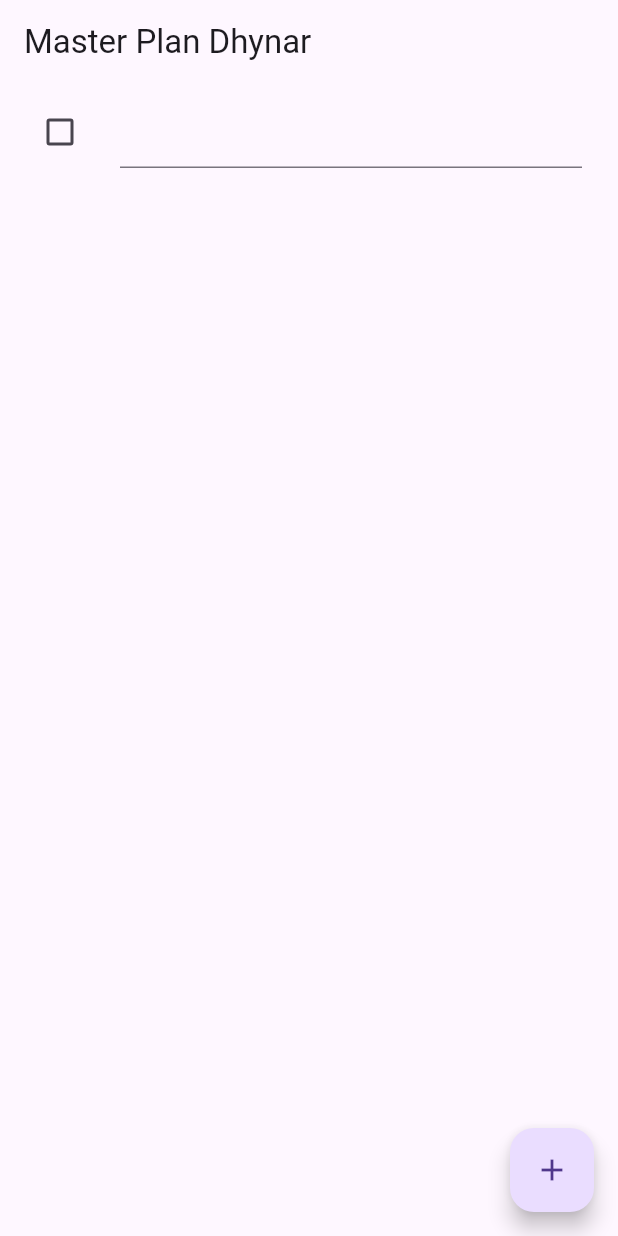
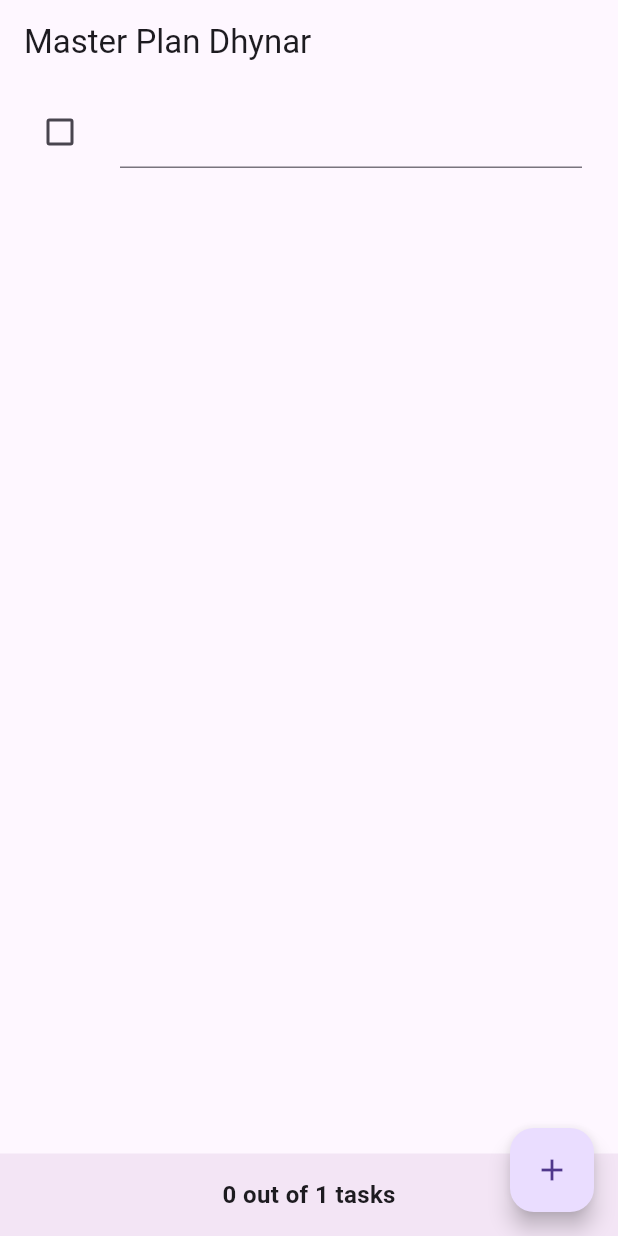
Before and after one commit to dhynarazarine/master_plan, a Flutter app: the screen it shows after launch, after a tap on the "add" icon, on a phone screen of 412 x 824 dp. Run offline on Flutter 3.47's test engine with Material 3 defaults, Android fonts, the phone set to English and light mode, and no system bars.

Commit message:
Praktikum 2 : Mengelola Data Layer dengan Inherited Widget dan Inherited Notifier

```diff
--- a/lib/main.dart
+++ b/lib/main.dart
@@ -1,7 +1,9 @@
 import 'package:flutter/material.dart';
 import './views/plan_screen.dart';
+import './models/plan.dart';
+import './provider/plan_provider.dart';
 
-void main() => runApp(MasterPlanApp());
+void main() => runApp(const MasterPlanApp());
 
 class MasterPlanApp extends StatelessWidget {
   const MasterPlanApp({super.key});
@@ -9,8 +11,12 @@ class MasterPlanApp extends StatelessWidget {
   @override
   Widget build(BuildContext context) {
     return MaterialApp(
-     theme: ThemeData(primarySwatch: Colors.purple),
-     home: PlanScreen(),
+      debugShowCheckedModeBanner: false,
+      theme: ThemeData(primarySwatch: Colors.purple),
+      home: PlanProvider(
+        notifier: ValueNotifier<Plan>(const Plan()),
+        child: const PlanScreen(),
+      ),
     );
   }
 }
--- a/lib/models/plan.dart
+++ b/lib/models/plan.dart
@@ -4,5 +4,10 @@ class Plan {
   final String name;
   final List<Task> tasks;
 
+  int get completedCount => tasks.where((task) => task.complete).length;
+
+  String get completenessMessage =>
+      '$completedCount out of ${tasks.length} tasks';
+
   const Plan({this.name = '', this.tasks = const []});
 }
--- /dev/null
+++ b/lib/provider/plan_provider.dart
@@ -0,0 +1,13 @@
+import 'package:flutter/material.dart';
+import '../models/data_layer.dart';
+
+class PlanProvider extends InheritedNotifier<ValueNotifier<Plan>> {
+  const PlanProvider({super.key, required Widget child, required
+   ValueNotifier<Plan> notifier})
+  : super(child: child, notifier: notifier);
+
+  static ValueNotifier<Plan> of(BuildContext context) {
+   return context.
+    dependOnInheritedWidgetOfExactType<PlanProvider>()!.notifier!;
+  }
+}
--- a/lib/views/plan_screen.dart
+++ b/lib/views/plan_screen.dart
@@ -1,5 +1,6 @@
+import 'package:flutter/material.dart';
 import '../models/data_layer.dart';
-import 'package:flutter/material.dart';
+import '../provider/plan_provider.dart';
 
 class PlanScreen extends StatefulWidget {
   const PlanScreen({super.key});
@@ -9,7 +10,6 @@ class PlanScreen extends StatefulWidget {
 }
 
 class _PlanScreenState extends State<PlanScreen> {
-  Plan plan = const Plan();
   late ScrollController scrollController;
 
   @override
@@ -29,66 +29,85 @@ class _PlanScreenState extends State<PlanScreen> {
 
   @override
   Widget build(BuildContext context) {
+    // Ambil data dari PlanProvider
+    ValueNotifier<Plan> planNotifier = PlanProvider.of(context);
+    Plan plan = planNotifier.value;
+
     return Scaffold(
-      // ganti ‘Namaku' dengan Nama panggilan Anda
       appBar: AppBar(title: const Text('Master Plan Dhynar')),
-      body: _buildList(),
-      floatingActionButton: _buildAddTaskButton(),
+      body: Column(
+        children: [
+          Expanded(child: _buildList(plan)),
+          Container(
+            padding: const EdgeInsets.all(16),
+            alignment: Alignment.center,
+            color: Colors.purple.shade50,
+            child: Text(
+              plan.completenessMessage,
+              style: const TextStyle(
+                fontSize: 16,
+                fontWeight: FontWeight.bold,
+              ),
+            ),
+          ),
+        ],
+      ),
+      floatingActionButton: _buildAddTaskButton(context),
     );
   }
 
-  Widget _buildAddTaskButton() {
+  Widget _buildAddTaskButton(BuildContext context) {
+    ValueNotifier<Plan> planNotifier = PlanProvider.of(context);
     return FloatingActionButton(
       child: const Icon(Icons.add),
       onPressed: () {
-        setState(() {
-          plan = Plan(
-            name: plan.name,
-            tasks: List<Task>.from(plan.tasks)..add(const Task()),
+        Plan currentPlan = planNotifier.value;
+        planNotifier.value = Plan(
+          name: currentPlan.name,
+          tasks: List<Task>.from(currentPlan.tasks)..add(const Task()),
         );
-        });
       },
     );
   }
 
-  Widget _buildList() {
+  Widget _buildList(Plan plan) {
     return ListView.builder(
+      controller: scrollController,
       itemCount: plan.tasks.length,
-      itemBuilder: (context, index) => _buildTaskTile(plan.tasks[index], index),
-      controller: scrollController,
-      keyboardDismissBehavior: Theme.of(context).platform == TargetPlatform.iOS
-          ? ScrollViewKeyboardDismissBehavior.onDrag
-          : ScrollViewKeyboardDismissBehavior.manual,
+      itemBuilder: (context, index) =>
+          _buildTaskTile(plan.tasks[index], index, context),
     );
   }
 
-  Widget _buildTaskTile(Task task, int index) {
+  Widget _buildTaskTile(Task task, int index, BuildContext context) {
+    ValueNotifier<Plan> planNotifier = PlanProvider.of(context);
     return ListTile(
       leading: Checkbox(
         value: task.complete,
         onChanged: (selected) {
-          setState(() {
-            plan = Plan(
-              name: plan.name,
-              tasks: List<Task>.from(plan.tasks)
+          Plan currentPlan = planNotifier.value;
+          planNotifier.value = Plan(
+            name: currentPlan.name,
+            tasks: List<Task>.from(currentPlan.tasks)
               ..[index] = Task(
                 description: task.description,
                 complete: selected ?? false,
               ),
           );
-          });
         },
       ),
       title: TextFormField(
         initialValue: task.description,
         onChanged: (text) {
-          setState(() {
-            plan = Plan(
-              name: plan.name,
-              tasks: List<Task>.from(plan.tasks)
-                ..[index] = Task(description: text, complete: task.complete),
+          Plan currentPlan = planNotifier.value;
+          planNotifier.value = Plan(
+            name: currentPlan.name,
+            tasks: List<Task>.from(currentPlan.tasks)
+              ..[index] = Task(
+                description: text,
+                complete: task.complete,
+              ),
           );
-          });
         },
       ),
     );
```
Lines whose indentation alone changed are shown as unchanged.
